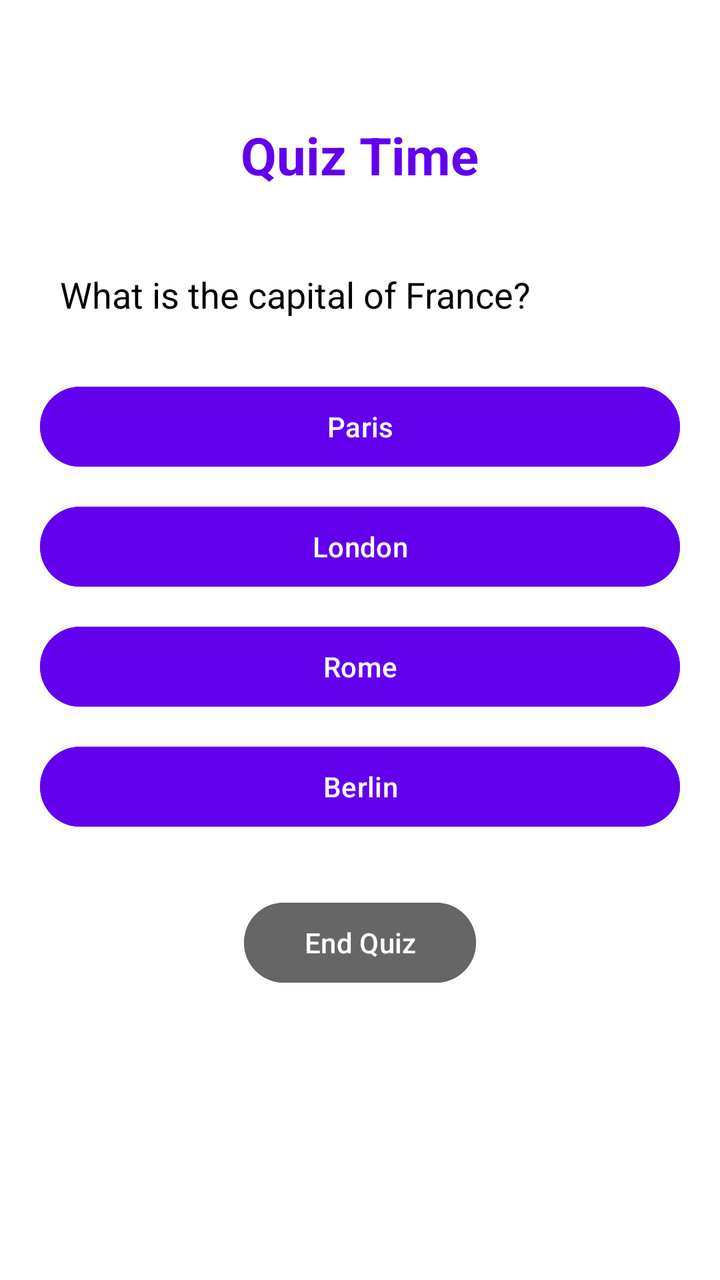
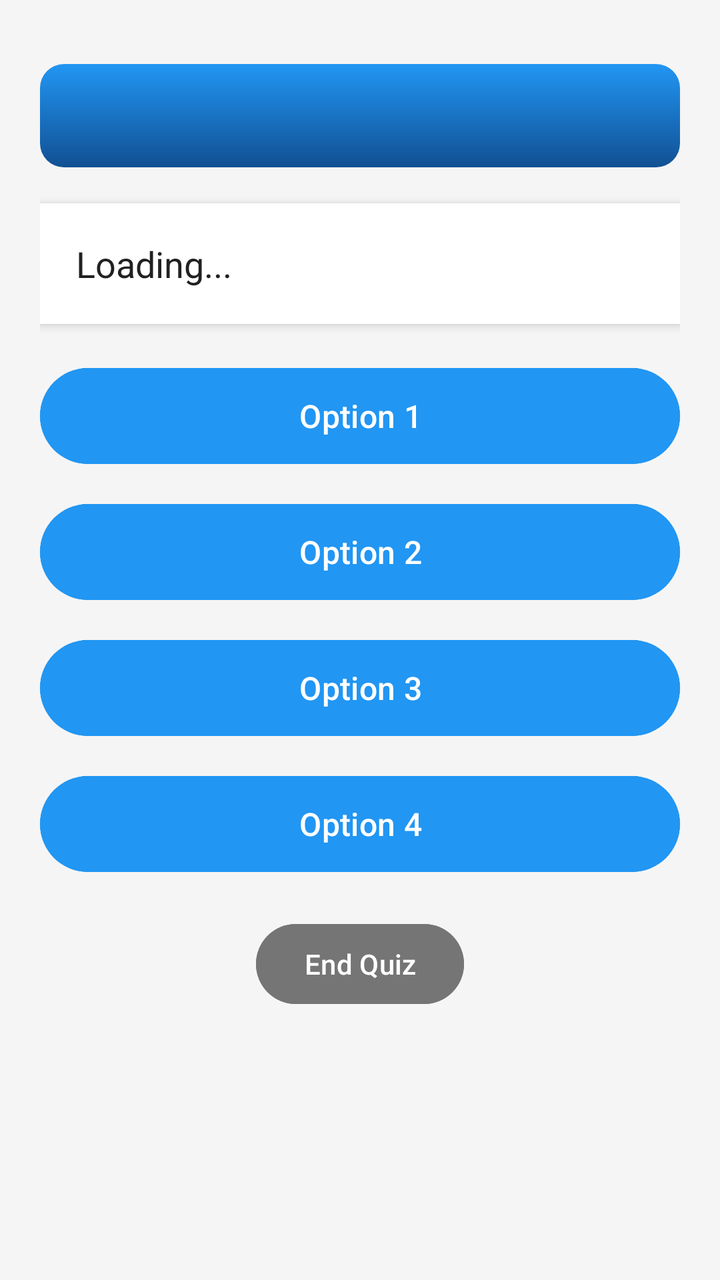

Compare the two renders of this Android layout. The source of the first and the diff that turns it into the second are given below.
<!-- AndroidManifest.xml: application theme Theme.QnA -->
<!-- res/layout/activity_quiz.xml -->
<?xml version="1.0" encoding="utf-8"?>
<RelativeLayout xmlns:android="http://schemas.android.com/apk/res/android"
    android:layout_width="match_parent"
    android:layout_height="match_parent"
    android:background="@color/backgroundColor"
    android:padding="20dp">

    
    <TextView
        android:id="@+id/tvHeading"
        android:layout_width="wrap_content"
        android:layout_height="wrap_content"
        android:text="Quiz Time"
        android:textSize="26sp"
        android:textStyle="bold"
        android:textColor="@color/primaryColor"
        android:layout_centerHorizontal="true"
        android:layout_marginTop="40dp" />

    
    <TextView
        android:id="@+id/tvQuestion"
        android:layout_width="match_parent"
        android:layout_height="wrap_content"
        android:text="What is the capital of France?"
        android:textSize="18sp"
        android:textColor="@color/textPrimary"
        android:layout_below="@id/tvHeading"
        android:layout_marginTop="30dp"
        android:padding="10dp" />

    
    <Button
        android:id="@+id/btnOption1"
        android:layout_width="match_parent"
        android:layout_height="wrap_content"
        android:text="Paris"
        android:backgroundTint="@color/primaryColor"
        android:textColor="@color/white"
        android:layout_below="@id/tvQuestion"
        android:layout_marginTop="20dp" />

    
    <Button
        android:id="@+id/btnOption2"
        android:layout_width="match_parent"
        android:layout_height="wrap_content"
        android:text="London"
        android:backgroundTint="@color/primaryColor"
        android:textColor="@color/white"
        android:layout_below="@id/btnOption1"
        android:layout_marginTop="12dp" />

    
    <Button
        android:id="@+id/btnOption3"
        android:layout_width="match_parent"
        android:layout_height="wrap_content"
        android:text="Rome"
        android:backgroundTint="@color/primaryColor"
        android:textColor="@color/white"
        android:layout_below="@id/btnOption2"
        android:layout_marginTop="12dp" />

    
    <Button
        android:id="@+id/btnOption4"
        android:layout_width="match_parent"
        android:layout_height="wrap_content"
        android:text="Berlin"
        android:backgroundTint="@color/primaryColor"
        android:textColor="@color/white"
        android:layout_below="@id/btnOption3"
        android:layout_marginTop="12dp" />

    
    <Button
        android:id="@+id/btnEndQuiz"
        android:layout_width="wrap_content"
        android:layout_height="wrap_content"
        android:text="End Quiz"
        android:backgroundTint="@color/textSecondary"
        android:textColor="@color/white"
        android:layout_below="@id/btnOption4"
        android:layout_centerHorizontal="true"
        android:layout_marginTop="30dp"
        android:paddingLeft="30dp"
        android:paddingRight="30dp" />

</RelativeLayout>
<!-- resources referenced by this layout -->
<resources>
  <color name="backgroundColor">#FFFFFF</color>
  <color name="primaryColor">#6200EE</color>
  <color name="textPrimary">#000000</color>
  <color name="textSecondary">#666666</color>
  <color name="white">#FFFFFFFF</color>
  <style name="Theme.QnA" parent="Base.Theme.QnA" />
  <style name="Base.Theme.QnA" parent="Theme.Material3.DayNight.NoActionBar">
          
          
      </style>
</resources>

<!-- the commit's change to res/layout/activity_quiz.xml (unified diff, before → after) -->
@@ -1,90 +1,137 @@
 <?xml version="1.0" encoding="utf-8"?>
-<RelativeLayout xmlns:android="http://schemas.android.com/apk/res/android"
+<RelativeLayout
+    xmlns:android="http://schemas.android.com/apk/res/android"
+    android:id="@+id/main"
     android:layout_width="match_parent"
     android:layout_height="match_parent"
-    android:background="@color/backgroundColor"
-    android:padding="20dp">
+    android:padding="20dp"
+    android:background="@color/backgroundColor">
 
     
     <TextView
         android:id="@+id/tvHeading"
-        android:layout_width="wrap_content"
+        android:layout_width="match_parent"
         android:layout_height="wrap_content"
-        android:text="Quiz Time"
-        android:textSize="26sp"
+        android:layout_marginTop="12dp"
+        android:paddingLeft="18dp"
+        android:paddingRight="18dp"
+        android:paddingTop="14dp"
+        android:paddingBottom="14dp"
+        android:layout_alignParentTop="true"
+        android:background="@drawable/bg_heading"
+        android:gravity="center"
+        android:textColor="@color/headingTextColor"
+        android:textSize="20sp"
         android:textStyle="bold"
-        android:textColor="@color/primaryColor"
-        android:layout_centerHorizontal="true"
-        android:layout_marginTop="40dp" />
+        android:includeFontPadding="false"
+        android:lineSpacingExtra="2dp"
+        android:maxLines="2"
+        android:ellipsize="end"/>
 
     
-    <TextView
-        android:id="@+id/tvQuestion"
+    <RelativeLayout
+        android:id="@+id/questionCard"
         android:layout_width="match_parent"
         android:layout_height="wrap_content"
-        android:text="What is the capital of France?"
-        android:textSize="18sp"
-        android:textColor="@color/textPrimary"
         android:layout_below="@id/tvHeading"
-        android:layout_marginTop="30dp"
-        android:padding="10dp" />
+        android:layout_marginTop="18dp"
+        android:padding="18dp"
+        android:background="@color/white"
+        android:elevation="3dp"
+        android:clipToPadding="false">
+
+        <TextView
+            android:id="@+id/tvQuestion"
+            android:layout_width="match_parent"
+            android:layout_height="wrap_content"
+            android:text="Loading..."
+            android:textSize="18sp"
+            android:textColor="@color/textPrimary"
+            android:lineSpacingExtra="4dp"/>
+    </RelativeLayout>
 
     
     <Button
         android:id="@+id/btnOption1"
         android:layout_width="match_parent"
-        android:layout_height="wrap_content"
-        android:text="Paris"
+        android:layout_height="56dp"
+        android:layout_below="@id/questionCard"
+        android:layout_marginTop="18dp"
+        android:text="Option 1"
+        android:textAllCaps="false"
+        android:textSize="16sp"
         android:backgroundTint="@color/primaryColor"
         android:textColor="@color/white"
-        android:layout_below="@id/tvQuestion"
-        android:layout_marginTop="20dp" />
+        android:stateListAnimator="@null"
+        android:paddingLeft="12dp"
+        android:paddingRight="12dp"/>
 
-    
     <Button
         android:id="@+id/btnOption2"
         android:layout_width="match_parent"
-        android:layout_height="wrap_content"
-        android:text="London"
+        android:layout_height="56dp"
+        android:layout_below="@id/btnOption1"
+        android:layout_marginTop="12dp"
+        android:text="Option 2"
+        android:textAllCaps="false"
+        android:textSize="16sp"
         android:backgroundTint="@color/primaryColor"
         android:textColor="@color/white"
-        android:layout_below="@id/btnOption1"
-        android:layout_marginTop="12dp" />
+        android:stateListAnimator="@null"
+        android:paddingLeft="12dp"
+        android:paddingRight="12dp"/>
 
-    
     <Button
         android:id="@+id/btnOption3"
         android:layout_width="match_parent"
-        android:layout_height="wrap_content"
-        android:text="Rome"
+        android:layout_height="56dp"
+        android:layout_below="@id/btnOption2"
+        android:layout_marginTop="12dp"
+        android:text="Option 3"
+        android:textAllCaps="false"
+        android:textSize="16sp"
         android:backgroundTint="@color/primaryColor"
         android:textColor="@color/white"
-        android:layout_below="@id/btnOption2"
-        android:layout_marginTop="12dp" />
+        android:stateListAnimator="@null"
+        android:paddingLeft="12dp"
+        android:paddingRight="12dp"/>
 
-    
     <Button
         android:id="@+id/btnOption4"
         android:layout_width="match_parent"
-        android:layout_height="wrap_content"
-        android:text="Berlin"
+        android:layout_height="56dp"
+        android:layout_below="@id/btnOption3"
+        android:layout_marginTop="12dp"
+        android:text="Option 4"
+        android:textAllCaps="false"
+        android:textSize="16sp"
         android:backgroundTint="@color/primaryColor"
         android:textColor="@color/white"
-        android:layout_below="@id/btnOption3"
-        android:layout_marginTop="12dp" />
+        android:stateListAnimator="@null"
+        android:paddingLeft="12dp"
+        android:paddingRight="12dp"/>
 
     
     <Button
         android:id="@+id/btnEndQuiz"
         android:layout_width="wrap_content"
         android:layout_height="wrap_content"
+        android:layout_below="@id/btnOption4"
+        android:layout_marginTop="18dp"
+        android:layout_centerHorizontal="true"
         android:text="End Quiz"
         android:backgroundTint="@color/textSecondary"
         android:textColor="@color/white"
-        android:layout_below="@id/btnOption4"
-        android:layout_centerHorizontal="true"
-        android:layout_marginTop="30dp"
-        android:paddingLeft="30dp"
-        android:paddingRight="30dp" />
+        android:paddingLeft="24dp"
+        android:paddingRight="24dp" />
+
+    
+    <ProgressBar
+        android:id="@+id/progressBar"
+        style="?android:attr/progressBarStyleLarge"
+        android:layout_width="64dp"
+        android:layout_height="64dp"
+        android:layout_centerInParent="true"
+        android:visibility="gone"/>
 
 </RelativeLayout>
<!-- resource entries referenced after the edit -->
@@ -1,10 +1,20 @@
 <!-- resources referenced by this layout -->
 <resources>
-  <color name="backgroundColor">#FFFFFF</color>
-  <color name="primaryColor">#6200EE</color>
-  <color name="textPrimary">#000000</color>
-  <color name="textSecondary">#666666</color>
-  <color name="white">#FFFFFFFF</color>
+  <color name="backgroundColor">#F5F5F5</color>
+  <color name="headingTextColor">#FFFFFF</color>
+  <color name="primaryColor">#2196F3</color>
+  <color name="textPrimary">#212121</color>
+  <color name="textSecondary">#757575</color>
+  <color name="white">#FFFFFF</color>
+  <!-- drawable bg_heading (drawable) -->
+  <?xml version="1.0" encoding="utf-8"?>
+  <shape xmlns:android="http://schemas.android.com/apk/res/android" android:shape="rectangle">
+      <gradient
+          android:startColor="@color/primaryColor"
+          android:endColor="#115093" android:angle="270"/>
+      <corners android:radius="12dp"/>
+      <padding android:left="8dp" android:top="8dp" android:right="8dp" android:bottom="8dp"/>
+  </shape>
   <style name="Theme.QnA" parent="Base.Theme.QnA" />
   <style name="Base.Theme.QnA" parent="Theme.Material3.DayNight.NoActionBar">
           
